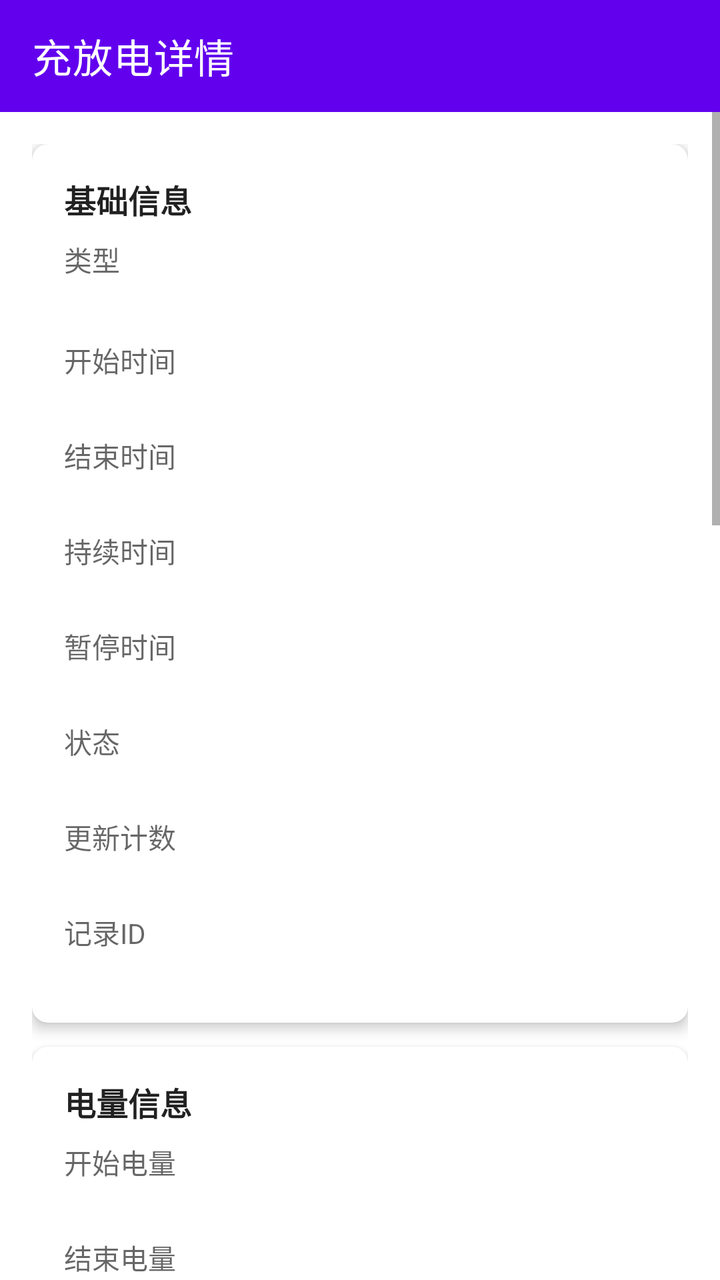
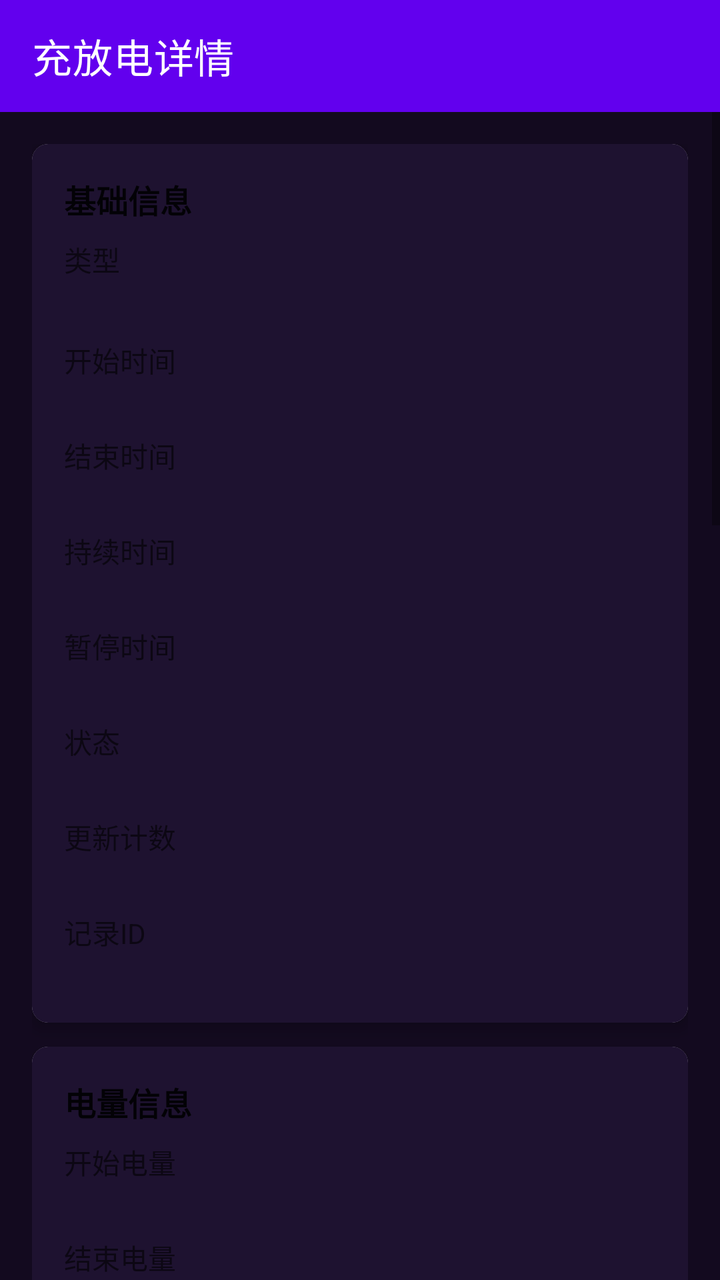

The first picture is an Android layout as it rendered before a commit; the second is the same layout after the commit. The layout source and the unified diff follow.
<!-- AndroidManifest.xml: application theme Theme.BatteryAssistant -->
<!-- res/layout/activity_charge_session_detail.xml -->
<?xml version="1.0" encoding="utf-8"?>
<LinearLayout xmlns:android="http://schemas.android.com/apk/res/android"
    xmlns:app="http://schemas.android.com/apk/res-auto"
    android:id="@+id/detail_root"
    android:layout_width="match_parent"
    android:layout_height="match_parent"
    android:background="?attr/baColorSurface"
    android:fitsSystemWindows="false"
    android:orientation="vertical">

    <LinearLayout
        android:id="@+id/detail_app_bar_container"
        android:layout_width="match_parent"
        android:layout_height="wrap_content"
        android:background="?attr/baColorStatusBar"
        android:orientation="vertical">

        <com.google.android.material.appbar.MaterialToolbar
            android:id="@+id/detail_toolbar"
            android:layout_width="match_parent"
            android:layout_height="?attr/actionBarSize"
            android:background="?attr/baColorStatusBar"
            android:minHeight="?attr/actionBarSize"
            app:navigationIconTint="?attr/colorOnPrimary"
            app:title="@string/detail_screen_title"
            app:theme="@style/ThemeOverlay.MaterialComponents.Dark.ActionBar" />
    </LinearLayout>

    <ScrollView
        android:id="@+id/detail_scroll_view"
        android:layout_width="match_parent"
        android:layout_height="0dp"
        android:layout_weight="1"
        android:clipToPadding="false"
        android:fitsSystemWindows="false"
        android:background="?attr/baColorSurface">

        <LinearLayout
            android:layout_width="match_parent"
            android:layout_height="wrap_content"
            android:orientation="vertical"
            android:padding="@dimen/spacing_lg">

        <com.google.android.material.card.MaterialCardView
            android:layout_width="match_parent"
            android:layout_height="wrap_content"
            android:layout_marginBottom="@dimen/spacing_md"
            app:cardCornerRadius="@dimen/spacing_sm"
            app:cardElevation="@dimen/spacing_xs">

            <LinearLayout
                android:layout_width="match_parent"
                android:layout_height="wrap_content"
                android:orientation="vertical"
                android:padding="@dimen/spacing_lg">

                <TextView
                    android:layout_width="wrap_content"
                    android:layout_height="wrap_content"
                    android:text="@string/detail_section_basic_info"
                    android:textSize="@dimen/text_size_section"
                    android:textStyle="bold"
                    android:textColor="?attr/baColorPrimaryText" />

                <TextView
                    android:id="@+id/detail_type_text"
                    android:layout_width="wrap_content"
                    android:layout_height="wrap_content"
                    android:layout_marginTop="@dimen/spacing_sm"
                    android:text="@string/detail_label_type"
                    android:textSize="@dimen/text_size_body"
                    android:textColor="?attr/baColorSecondaryText" />

                <TextView
                    android:id="@+id/detail_type_value"
                    android:layout_width="wrap_content"
                    android:layout_height="wrap_content"
                    android:textSize="@dimen/text_size_section" />

                <TextView
                    android:id="@+id/detail_start_time_text_label"
                    android:layout_width="wrap_content"
                    android:layout_height="wrap_content"
                    android:layout_marginTop="@dimen/spacing_sm"
                    android:text="@string/detail_label_start_time"
                    android:textSize="@dimen/text_size_body"
                    android:textColor="?attr/baColorSecondaryText" />

                <TextView
                    android:id="@+id/detail_start_time_text"
                    android:layout_width="wrap_content"
                    android:layout_height="wrap_content"
                    android:textSize="@dimen/text_size_body" />

                <TextView
                    android:id="@+id/detail_end_time_text_label"
                    android:layout_width="wrap_content"
                    android:layout_height="wrap_content"
                    android:layout_marginTop="@dimen/spacing_sm"
                    android:text="@string/detail_label_end_time"
                    android:textSize="@dimen/text_size_body"
                    android:textColor="?attr/baColorSecondaryText" />

                <TextView
                    android:id="@+id/detail_end_time_text"
                    android:layout_width="wrap_content"
                    android:layout_height="wrap_content"
                    android:textSize="@dimen/text_size_body" />

                <TextView
                    android:id="@+id/detail_duration_text_label"
                    android:layout_width="wrap_content"
                    android:layout_height="wrap_content"
                    android:layout_marginTop="@dimen/spacing_sm"
                    android:text="@string/detail_label_duration"
                    android:textSize="@dimen/text_size_body"
                    android:textColor="?attr/baColorSecondaryText" />

                <TextView
                    android:id="@+id/detail_duration_text"
                    android:layout_width="wrap_content"
                    android:layout_height="wrap_content"
                    android:textSize="@dimen/text_size_body" />

                <TextView
                    android:id="@+id/detail_pause_time_text_label"
                    android:layout_width="wrap_content"
                    android:layout_height="wrap_content"
                    android:layout_marginTop="@dimen/spacing_sm"
                    android:text="@string/detail_label_pause_time"
                    android:textSize="@dimen/text_size_body"
                    android:textColor="?attr/baColorSecondaryText" />

                <TextView
                    android:id="@+id/detail_pause_time_text"
                    android:layout_width="wrap_content"
                    android:layout_height="wrap_content"
                    android:textSize="@dimen/text_size_body" />

                <TextView
                    android:id="@+id/detail_ongoing_text_label"
                    android:layout_width="wrap_content"
                    android:layout_height="wrap_content"
                    android:layout_marginTop="@dimen/spacing_sm"
                    android:text="@string/detail_label_status"
                    android:textSize="@dimen/text_size_body"
                    android:textColor="?attr/baColorSecondaryText" />

                <TextView
                    android:id="@+id/detail_ongoing_text"
                    android:layout_width="wrap_content"
                    android:layout_height="wrap_content"
                    android:textSize="@dimen/text_size_body" />

                <TextView
                    android:id="@+id/detail_counter_text_label"
                    android:layout_width="wrap_content"
                    android:layout_height="wrap_content"
                    android:layout_marginTop="@dimen/spacing_sm"
                    android:text="@string/detail_label_counter"
                    android:textSize="@dimen/text_size_body"
                    android:textColor="?attr/baColorSecondaryText" />

                <TextView
                    android:id="@+id/detail_counter_text"
                    android:layout_width="wrap_content"
                    android:layout_height="wrap_content"
                    android:textSize="@dimen/text_size_body" />

                <TextView
                    android:id="@+id/detail_id_text_label"
                    android:layout_width="wrap_content"
                    android:layout_height="wrap_content"
                    android:layout_marginTop="@dimen/spacing_sm"
                    android:text="@string/detail_label_record_id"
                    android:textSize="@dimen/text_size_body"
                    android:textColor="?attr/baColorSecondaryText" />

                <TextView
                    android:id="@+id/detail_id_text"
                    android:layout_width="wrap_content"
                    android:layout_height="wrap_content"
                    android:textSize="@dimen/text_size_body" />

            </LinearLayout>

        </com.google.android.material.card.MaterialCardView>

        <com.google.android.material.card.MaterialCardView
            android:layout_width="match_parent"
            android:layout_height="wrap_content"
            android:layout_marginBottom="@dimen/spacing_md"
            app:cardCornerRadius="@dimen/spacing_sm"
            app:cardElevation="@dimen/spacing_xs">

            <LinearLayout
                android:layout_width="match_parent"
                android:layout_height="wrap_content"
                android:orientation="vertical"
                android:padding="@dimen/spacing_lg">

                <TextView
                    android:layout_width="wrap_content"
                    android:layout_height="wrap_content"
                    android:text="@string/detail_section_level_info"
                    android:textSize="@dimen/text_size_section"
                    android:textStyle="bold"
                    android:textColor="?attr/baColorPrimaryText" />

                <TextView
                    android:id="@+id/detail_start_level_text_label"
                    android:layout_width="wrap_content"
                    android:layout_height="wrap_content"
                    android:layout_marginTop="@dimen/spacing_sm"
                    android:text="@string/detail_label_start_level"
                    android:textSize="@dimen/text_size_body"
                    android:textColor="?attr/baColorSecondaryText" />

                <TextView
                    android:id="@+id/detail_start_level_text"
                    android:layout_width="wrap_content"
                    android:layout_height="wrap_content"
                    android:textSize="@dimen/text_size_body" />

                <TextView
                    android:id="@+id/detail_end_level_text_label"
                    android:layout_width="wrap_content"
                    android:layout_height="wrap_content"
                    android:layout_marginTop="@dimen/spacing_sm"
                    android:text="@string/detail_label_end_level"
                    android:textSize="@dimen/text_size_body"
                    android:textColor="?attr/baColorSecondaryText" />

                <TextView
                    android:id="@+id/detail_end_level_text"
                    android:layout_width="wrap_content"
                    android:layout_height="wrap_content"
                    android:textSize="@dimen/text_size_body" />

                <TextView
                    android:id="@+id/detail_level_change_text_label"
                    android:layout_width="wrap_content"
                    android:layout_height="wrap_content"
                    android:layout_marginTop="@dimen/spacing_sm"
                    android:text="@string/detail_label_level_change"
                    android:textSize="@dimen/text_size_body"
                    android:textColor="?attr/baColorSecondaryText" />

                <TextView
                    android:id="@+id/detail_level_change_text"
                    android:layout_width="wrap_content"
                    android:layout_height="wrap_content"
                    android:textSize="@dimen/text_size_body" />

                <TextView
                    android:id="@+id/detail_start_charge_counter_text_label"
                    android:layout_width="wrap_content"
                    android:layout_height="wrap_content"
                    android:layout_marginTop="@dimen/spacing_sm"
                    android:text="@string/detail_label_start_charge_counter"
                    android:textSize="@dimen/text_size_body"
                    android:textColor="?attr/baColorSecondaryText" />

                <TextView
                    android:id="@+id/detail_start_charge_counter_text"
                    android:layout_width="wrap_content"
                    android:layout_height="wrap_content"
                    android:textSize="@dimen/text_size_body" />

                <TextView
                    android:id="@+id/detail_end_charge_counter_text_label"
                    android:layout_width="wrap_content"
                    android:layout_height="wrap_content"
                    android:layout_marginTop="@dimen/spacing_sm"
                    android:text="@string/detail_label_end_charge_counter"
                    android:textSize="@dimen/text_size_body"
                    android:textColor="?attr/baColorSecondaryText" />

                <TextView
                    android:id="@+id/detail_end_charge_counter_text"
                    android:layout_width="wrap_content"
                    android:layout_height="wrap_content"
                    android:textSize="@dimen/text_size_body" />

                <TextView
                    android:id="@+id/detail_charge_counter_diff_text_label"
                    android:layout_width="wrap_content"
                    android:layout_height="wrap_content"
                    android:layout_marginTop="@dimen/spacing_sm"
                    android:text="@string/detail_label_charge_counter_diff"
                    android:textSize="@dimen/text_size_body"
                    android:textColor="?attr/baColorSecondaryText" />

                <TextView
                    android:id="@+id/detail_charge_counter_diff_text"
                    android:layout_width="wrap_content"
                    android:layout_height="wrap_content"
                    android:textSize="@dimen/text_size_body" />

            </LinearLayout>

        </com.google.android.material.card.MaterialCardView>

        <com.google.android.material.card.MaterialCardView
            android:layout_width="match_parent"
            android:layout_height="wrap_content"
            android:layout_marginBottom="@dimen/spacing_md"
            app:cardCornerRadius="@dimen/spacing_sm"
            app:cardElevation="@dimen/spacing_xs">

            <LinearLayout
                android:layout_width="match_parent"
                android:layout_height="wrap_content"
                android:orientation="vertical"
                android:padding="@dimen/spacing_lg">

                <TextView
                    android:layout_width="wrap_content"
                    android:layout_height="wrap_content"
                    android:text="@string/detail_section_temperature_info"
                    android:textSize="@dimen/text_size_section"
                    android:textStyle="bold"
                    android:textColor="?attr/baColorPrimaryText" />

                <TextView
                    android:id="@+id/detail_max_temp_text_label"
                    android:layout_width="wrap_content"
                    android:layout_height="wrap_content"
                    android:layout_marginTop="@dimen/spacing_sm"
                    android:text="@string/detail_label_max_temperature"
                    android:textSize="@dimen/text_size_body"
                    android:textColor="?attr/baColorSecondaryText" />

                <TextView
                    android:id="@+id/detail_max_temp_text"
                    android:layout_width="wrap_content"
                    android:layout_height="wrap_content"
                    android:textSize="@dimen/text_size_body" />

                <TextView
                    android:id="@+id/detail_min_temp_text_label"
                    android:layout_width="wrap_content"
                    android:layout_height="wrap_content"
                    android:layout_marginTop="@dimen/spacing_sm"
                    android:text="@string/detail_label_min_temperature"
                    android:textSize="@dimen/text_size_body"
                    android:textColor="?attr/baColorSecondaryText" />

                <TextView
                    android:id="@+id/detail_min_temp_text"
                    android:layout_width="wrap_content"
                    android:layout_height="wrap_content"
                    android:textSize="@dimen/text_size_body" />

            </LinearLayout>

        </com.google.android.material.card.MaterialCardView>

        <com.google.android.material.card.MaterialCardView
            android:layout_width="match_parent"
            android:layout_height="wrap_content"
            android:layout_marginBottom="@dimen/spacing_md"
            app:cardCornerRadius="@dimen/spacing_sm"
            app:cardElevation="@dimen/spacing_xs">

            <LinearLayout
                android:layout_width="match_parent"
                android:layout_height="wrap_content"
                android:orientation="vertical"
                android:padding="@dimen/spacing_lg">

                <TextView
                    android:layout_width="wrap_content"
                    android:layout_height="wrap_content"
                    android:text="@string/detail_section_screen_info"
                    android:textSize="@dimen/text_size_section"
                    android:textStyle="bold"
                    android:textColor="?attr/baColorPrimaryText" />

                <TextView
                    android:id="@+id/detail_screen_on_duration_text_label"
                    android:layout_width="wrap_content"
                    android:layout_height="wrap_content"
                    android:layout_marginTop="@dimen/spacing_sm"
                    android:text="@string/detail_label_screen_on_duration"
                    android:textSize="@dimen/text_size_body"
                    android:textColor="?attr/baColorSecondaryText" />

                <TextView
                    android:id="@+id/detail_screen_on_duration_text"
                    android:layout_width="wrap_content"
                    android:layout_height="wrap_content"
                    android:textSize="@dimen/text_size_body" />


                <TextView
                    android:id="@+id/detail_screen_on_charge_counter_diff_text_label"
                    android:layout_width="wrap_content"
                    android:layout_height="wrap_content"
                    android:layout_marginTop="@dimen/spacing_sm"
                    android:text="@string/detail_label_screen_on_counter_diff"
                    android:textSize="@dimen/text_size_body"
                    android:textColor="?attr/baColorSecondaryText" />

                <TextView
                    android:id="@+id/detail_screen_on_charge_counter_diff_text"
                    android:layout_width="wrap_content"
                    android:layout_height="wrap_content"
                    android:textSize="@dimen/text_size_body" />

            </LinearLayout>

        </com.google.android.material.card.MaterialCardView>

        <com.google.android.material.card.MaterialCardView
            android:layout_width="match_parent"
            android:layout_height="wrap_content"
            android:layout_marginBottom="@dimen/spacing_md"
            app:cardCornerRadius="@dimen/spacing_sm"
            app:cardElevation="@dimen/spacing_xs">

            <LinearLayout
                android:layout_width="match_parent"
                android:layout_height="wrap_content"
                android:orientation="vertical"
                android:padding="@dimen/spacing_lg">

                <TextView
                    android:layout_width="wrap_content"
                    android:layout_height="wrap_content"
                    android:text="@string/detail_section_doze_info"
                    android:textSize="@dimen/text_size_section"
                    android:textStyle="bold"
                    android:textColor="?attr/baColorPrimaryText" />

                <TextView
                    android:id="@+id/detail_doze_duration_text_label"
                    android:layout_width="wrap_content"
                    android:layout_height="wrap_content"
                    android:layout_marginTop="@dimen/spacing_sm"
                    android:text="@string/detail_label_doze_duration"
                    android:textSize="@dimen/text_size_body"
                    android:textColor="?attr/baColorSecondaryText" />

                <TextView
                    android:id="@+id/detail_doze_duration_text"
                    android:layout_width="wrap_content"
                    android:layout_height="wrap_content"
                    android:textSize="@dimen/text_size_body" />

                <TextView
                    android:id="@+id/detail_doze_charge_counter_diff_text_label"
                    android:layout_width="wrap_content"
                    android:layout_height="wrap_content"
                    android:layout_marginTop="@dimen/spacing_sm"
                    android:text="@string/detail_label_doze_counter_diff"
                    android:textSize="@dimen/text_size_body"
                    android:textColor="?attr/baColorSecondaryText" />

                <TextView
                    android:id="@+id/detail_doze_charge_counter_diff_text"
                    android:layout_width="wrap_content"
                    android:layout_height="wrap_content"
                    android:textSize="@dimen/text_size_body" />

            </LinearLayout>

        </com.google.android.material.card.MaterialCardView>

        <com.google.android.material.card.MaterialCardView
            android:layout_width="match_parent"
            android:layout_height="wrap_content"
            android:layout_marginBottom="@dimen/spacing_md"
            app:cardCornerRadius="@dimen/spacing_sm"
            app:cardElevation="@dimen/spacing_xs">

            <LinearLayout
                android:layout_width="match_parent"
                android:layout_height="wrap_content"
                android:orientation="vertical"
                android:padding="@dimen/spacing_lg">

                <TextView
                    android:layout_width="wrap_content"
                    android:layout_height="wrap_content"
                    android:text="@string/detail_section_nondoze_info"
                    android:textSize="@dimen/text_size_section"
                    android:textStyle="bold"
                    android:textColor="?attr/baColorPrimaryText" />

                <TextView
                    android:id="@+id/detail_nondoze_duration_text_label"
                    android:layout_width="wrap_content"
                    android:layout_height="wrap_content"
                    android:layout_marginTop="@dimen/spacing_sm"
                    android:text="@string/detail_label_nondoze_duration"
                    android:textSize="@dimen/text_size_body"
                    android:textColor="?attr/baColorSecondaryText" />

                <TextView
                    android:id="@+id/detail_nondoze_duration_text"
                    android:layout_width="wrap_content"
                    android:layout_height="wrap_content"
                    android:textSize="@dimen/text_size_body" />

                <TextView
                    android:id="@+id/detail_nondoze_charge_counter_diff_text_label"
                    android:layout_width="wrap_content"
                    android:layout_height="wrap_content"
                    android:layout_marginTop="@dimen/spacing_sm"
                    android:text="@string/detail_label_nondoze_counter_diff"
                    android:textSize="@dimen/text_size_body"
                    android:textColor="?attr/baColorSecondaryText" />

                <TextView
                    android:id="@+id/detail_nondoze_charge_counter_diff_text"
                    android:layout_width="wrap_content"
                    android:layout_height="wrap_content"
                    android:textSize="@dimen/text_size_body" />

            </LinearLayout>

        </com.google.android.material.card.MaterialCardView>

        <com.google.android.material.card.MaterialCardView
            android:id="@+id/detail_capacity_cycle_card"
            android:layout_width="match_parent"
            android:layout_height="wrap_content"
            android:layout_marginBottom="@dimen/spacing_md"
            app:cardCornerRadius="@dimen/spacing_sm"
            app:cardElevation="@dimen/spacing_xs">

            <LinearLayout
                android:layout_width="match_parent"
                android:layout_height="wrap_content"
                android:orientation="vertical"
                android:padding="@dimen/spacing_lg">

                <TextView
                    android:layout_width="wrap_content"
                    android:layout_height="wrap_content"
                    android:text="@string/detail_section_capacity_cycle"
                    android:textSize="@dimen/text_size_section"
                    android:textStyle="bold"
                    android:textColor="?attr/baColorPrimaryText" />

                <TextView
                    android:id="@+id/detail_estimated_capacity_text_label"
                    android:layout_width="wrap_content"
                    android:layout_height="wrap_content"
                    android:layout_marginTop="@dimen/spacing_sm"
                    android:text="@string/detail_label_estimated_capacity"
                    android:textSize="@dimen/text_size_body"
                    android:textColor="?attr/baColorSecondaryText" />

                <TextView
                    android:id="@+id/detail_estimated_capacity_text"
                    android:layout_width="wrap_content"
                    android:layout_height="wrap_content"
                    android:textSize="@dimen/text_size_body" />

                <TextView
                    android:id="@+id/detail_cycle_count_text_label"
                    android:layout_width="wrap_content"
                    android:layout_height="wrap_content"
                    android:layout_marginTop="@dimen/spacing_sm"
                    android:text="@string/detail_label_cycle_count"
                    android:textSize="@dimen/text_size_body"
                    android:textColor="?attr/baColorSecondaryText" />

                <TextView
                    android:id="@+id/detail_cycle_count_text"
                    android:layout_width="wrap_content"
                    android:layout_height="wrap_content"
                    android:textSize="@dimen/text_size_body" />

            </LinearLayout>

        </com.google.android.material.card.MaterialCardView>

        

        </LinearLayout>

    </ScrollView>

</LinearLayout>
<!-- resources referenced by this layout -->
<resources>
  <dimen name="spacing_lg">16dp</dimen>
  <dimen name="spacing_md">12dp</dimen>
  <dimen name="spacing_sm">8dp</dimen>
  <dimen name="spacing_xs">4dp</dimen>
  <dimen name="text_size_body">14sp</dimen>
  <dimen name="text_size_section">16sp</dimen>
  <string name="detail_label_charge_counter_diff">电量计数器变化</string>
  <string name="detail_label_counter">更新计数</string>
  <string name="detail_label_cycle_count">周期计数</string>
  <string name="detail_label_doze_counter_diff">Doze使用电量</string>
  <string name="detail_label_doze_duration">Doze时长</string>
  <string name="detail_label_duration">持续时间</string>
  <string name="detail_label_end_charge_counter">结束电量计数器</string>
  <string name="detail_label_end_level">结束电量</string>
  <string name="detail_label_end_time">结束时间</string>
  <string name="detail_label_estimated_capacity">估计容量</string>
  <string name="detail_label_level_change">电量变化</string>
  <string name="detail_label_max_temperature">最高温度</string>
  <string name="detail_label_min_temperature">最低温度</string>
  <string name="detail_label_nondoze_counter_diff">息屏非Doze电量变化(±mAh)</string>
  <string name="detail_label_nondoze_duration">息屏非Doze时长</string>
  <string name="detail_label_pause_time">暂停时间</string>
  <string name="detail_label_record_id">记录ID</string>
  <string name="detail_label_screen_on_counter_diff">屏幕开启电量变化(±mAh)</string>
  <string name="detail_label_screen_on_duration">屏幕开启时长</string>
  <string name="detail_label_start_charge_counter">开始电量计数器</string>
  <string name="detail_label_start_level">开始电量</string>
  <string name="detail_label_start_time">开始时间</string>
  <string name="detail_label_status">状态</string>
  <string name="detail_label_type">类型</string>
  <string name="detail_screen_title">充放电详情</string>
  <string name="detail_section_basic_info">基础信息</string>
  <string name="detail_section_capacity_cycle">容量和周期信息</string>
  <string name="detail_section_doze_info">Doze信息</string>
  <string name="detail_section_level_info">电量信息</string>
  <string name="detail_section_nondoze_info">息屏非Doze信息</string>
  <string name="detail_section_screen_info">屏幕信息</string>
  <string name="detail_section_temperature_info">温度信息</string>
  <color name="purple_500">#FF6200EE</color>
  <color name="purple_700">#FF3700B3</color>
  <color name="white">#FFFFFFFF</color>
  <color name="teal_200">#FF03DAC5</color>
  <color name="teal_700">#FF018786</color>
  <color name="black">#FF000000</color>
  <color name="list_item_highlight">#33FF9800</color>
  <color name="chart_highlight">#FFFFFFFF</color>
  <color name="stats_background">#130A1F</color>
  <color name="stats_card_background">#1E1230</color>
  <color name="stats_primary_text">@color/white</color>
  <color name="stats_secondary_text">#CABAF0</color>
  <color name="stats_accent">@color/purple_500</color>
  <!-- unchanged entries left out for length: 1 -->
</resources>

<!-- the commit's change to res/layout/activity_charge_session_detail.xml (unified diff, before → after) -->
@@ -33,7 +33,7 @@
         android:layout_weight="1"
         android:clipToPadding="false"
         android:fitsSystemWindows="false"
-        android:background="?attr/baColorSurface">
+        android:background="?attr/baColorStatsBackground">
 
         <LinearLayout
             android:layout_width="match_parent"
@@ -52,7 +52,8 @@
                 android:layout_width="match_parent"
                 android:layout_height="wrap_content"
                 android:orientation="vertical"
-                android:padding="@dimen/spacing_lg">
+                android:padding="@dimen/spacing_lg"
+                android:background="?attr/baColorStatsCardBackground">
 
                 <TextView
                     android:layout_width="wrap_content"
@@ -197,7 +198,8 @@
                 android:layout_width="match_parent"
                 android:layout_height="wrap_content"
                 android:orientation="vertical"
-                android:padding="@dimen/spacing_lg">
+                android:padding="@dimen/spacing_lg"
+                android:background="?attr/baColorStatsCardBackground">
 
                 <TextView
                     android:layout_width="wrap_content"
@@ -312,7 +314,8 @@
                 android:layout_width="match_parent"
                 android:layout_height="wrap_content"
                 android:orientation="vertical"
-                android:padding="@dimen/spacing_lg">
+                android:padding="@dimen/spacing_lg"
+                android:background="?attr/baColorStatsCardBackground">
 
                 <TextView
                     android:layout_width="wrap_content"
@@ -367,7 +370,8 @@
                 android:layout_width="match_parent"
                 android:layout_height="wrap_content"
                 android:orientation="vertical"
-                android:padding="@dimen/spacing_lg">
+                android:padding="@dimen/spacing_lg"
+                android:background="?attr/baColorStatsCardBackground">
 
                 <TextView
                     android:layout_width="wrap_content"
@@ -423,7 +427,8 @@
                 android:layout_width="match_parent"
                 android:layout_height="wrap_content"
                 android:orientation="vertical"
-                android:padding="@dimen/spacing_lg">
+                android:padding="@dimen/spacing_lg"
+                android:background="?attr/baColorStatsCardBackground">
 
                 <TextView
                     android:layout_width="wrap_content"
@@ -478,7 +483,8 @@
                 android:layout_width="match_parent"
                 android:layout_height="wrap_content"
                 android:orientation="vertical"
-                android:padding="@dimen/spacing_lg">
+                android:padding="@dimen/spacing_lg"
+                android:background="?attr/baColorStatsCardBackground">
 
                 <TextView
                     android:layout_width="wrap_content"
@@ -534,7 +540,8 @@
                 android:layout_width="match_parent"
                 android:layout_height="wrap_content"
                 android:orientation="vertical"
-                android:padding="@dimen/spacing_lg">
+                android:padding="@dimen/spacing_lg"
+                android:background="?attr/baColorStatsCardBackground">
 
                 <TextView
                     android:layout_width="wrap_content"
